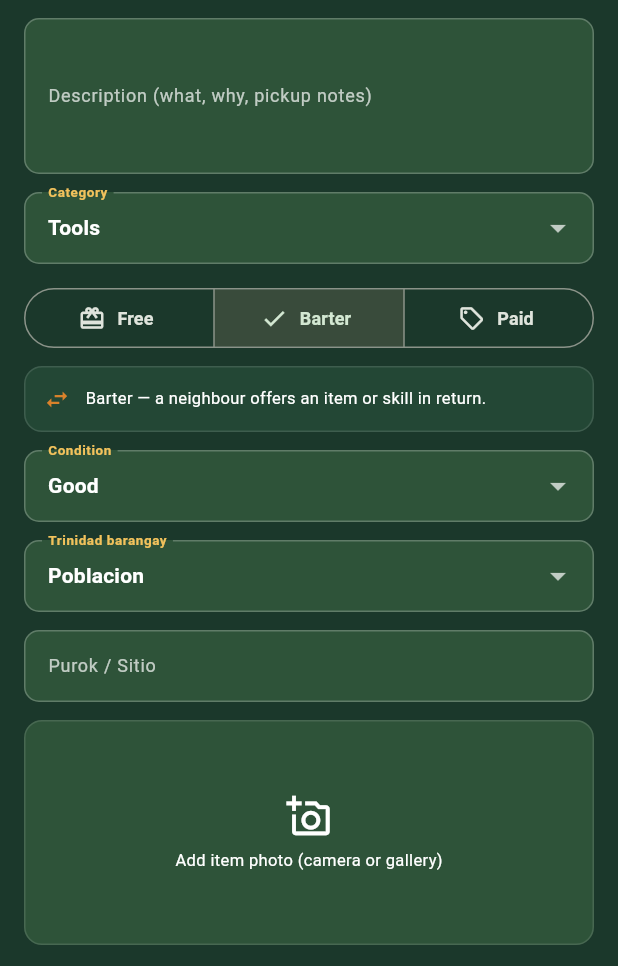
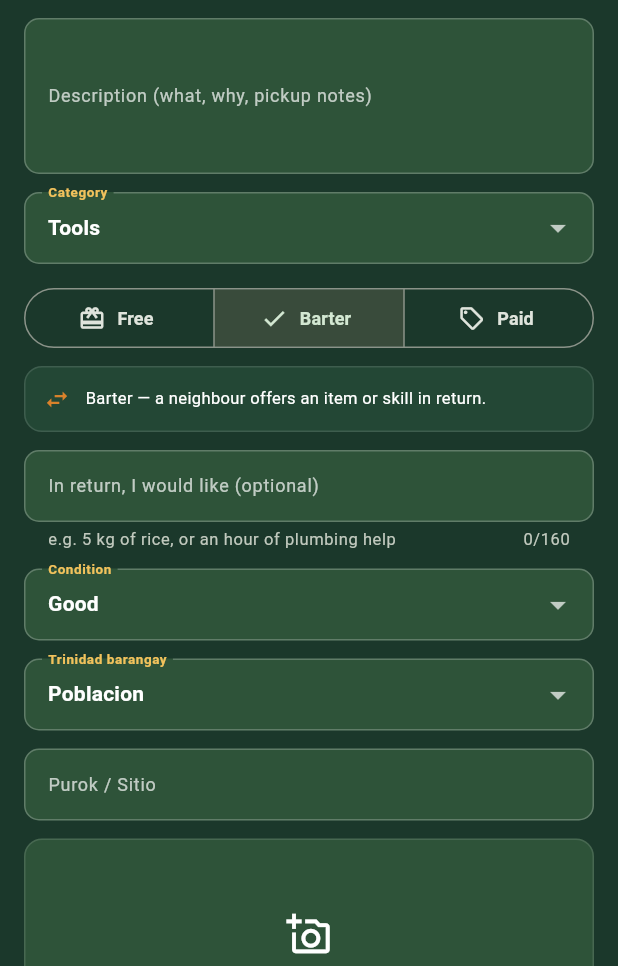
Before and after one commit to apexpredator20050904/CBLREP, a Flutter app: the CreateListingScreen screen opened directly, on a phone screen of 412 x 824 dp, the part 270-1236 px from its top. Run offline on Flutter 3.47's test engine with Material 3 defaults, Android fonts, the phone set to English and light mode, and no system bars; our stand-ins replace dio, file_picker, flutter_map, flutter_secure_storage, geolocator, image_picker and 2 more; accounts and stored records are empty.

Commit message:
feat(listings): let a barter poster state what they want in return
The "Wants in return" row and the offer sheet's "Owner wants:" hint read a
return wish the API could already carry (wanted_item, barter-only), but no
client ever set it — so on a mobile-created listing the new surfaces were
always empty and the trade offer had no shared reference point.

Add an optional "In return, I would like" field to the post form, shown only
for barter. It flows through ListingsProvider.create and
ApiService.createListing (barter only, max 160) to POST /api/listings, which
already scopes wanted_item to barters.

ListingModel.hasWantedItem now also requires isBarter, so a stale payload
cannot surface a return side on a free/paid listing.

Cover both edges in barter_wanted_item_test: model parsing (trim/absent/
non-barter) and the form's barter-only field.

```diff
--- a/lib/core/api_service.dart
+++ b/lib/core/api_service.dart
@@ -586,6 +586,7 @@ class ApiService {
     required String purokSitio,
     String compensationType = 'barter',
     double? price,
+    String? wantedItem,
     File? image,
   }) async {
     final payload = <String, dynamic>{
@@ -602,6 +603,9 @@ class ApiService {
       'compensation_type': compensationType,
       // Only sent for a priced sale; free/barter never carry a figure.
       if (compensationType == 'paid' && price != null) 'price': price,
+      // Barter-only return side ("what I want in return").
+      if (compensationType == 'barter' && wantedItem != null && wantedItem.trim().isNotEmpty)
+        'wanted_item': wantedItem.trim(),
     };
     if (image != null) {
       payload['image'] = await MultipartFile.fromFile(
--- a/lib/models/models.dart
+++ b/lib/models/models.dart
@@ -144,8 +144,9 @@ class ListingModel {
   bool get isPaid => compensationType == 'paid';
   bool get isBarter => !isFree && !isPaid;
 
-  /// True when the owner named what they want back (barter only).
-  bool get hasWantedItem => (wantedItem?.isNotEmpty ?? false);
+  /// True when the owner named what they want back. Barter-only: free and paid
+  /// listings have no return side, so a stale payload cannot surface one.
+  bool get hasWantedItem => isBarter && (wantedItem?.isNotEmpty ?? false);
 
   factory ListingModel.fromJson(Map<String, dynamic> json) {
     final owner = json['owner'];
--- a/lib/providers/listings_provider.dart
+++ b/lib/providers/listings_provider.dart
@@ -109,6 +109,7 @@ class ListingsProvider extends ChangeNotifier {
     required String purokSitio,
     String compensationType = 'barter',
     double? price,
+    String? wantedItem,
     File? image,
   }) async {
     final created = await api.createListing(
@@ -123,6 +124,11 @@ class ListingsProvider extends ChangeNotifier {
       purokSitio: InputSanitizer.name(purokSitio),
       compensationType: compensationType,
       price: price,
+      // Barter-only: the return side. Free/paid listings have none, and the
+      // backend nulls it for them regardless.
+      wantedItem: compensationType == 'barter' && (wantedItem?.isNotEmpty ?? false)
+          ? InputSanitizer.text(wantedItem!, max: 160)
+          : null,
       image: image,
     );
     await load();
--- a/lib/screens/create_listing_screen.dart
+++ b/lib/screens/create_listing_screen.dart
@@ -21,6 +21,9 @@ class _CreateListingScreenState extends State<CreateListingScreen> {
   final formKey = GlobalKey<FormState>();
   final title = TextEditingController(), description = TextEditingController(), purok = TextEditingController();
   final price = TextEditingController();
+  // The return side of a barter — what the member hopes to receive. Ignored
+  // for free/paid listings, which have no return side.
+  final wanted = TextEditingController();
   String category = 'Tools';
   String type = 'offer', condition = 'Good', barangay = trinidadBarangays.first;
   // Flexible compensation: free | barter | paid.
@@ -37,7 +40,7 @@ class _CreateListingScreenState extends State<CreateListingScreen> {
   };
 
   @override
-  void dispose() { title.dispose(); description.dispose(); purok.dispose(); price.dispose(); super.dispose(); }
+  void dispose() { title.dispose(); description.dispose(); purok.dispose(); price.dispose(); wanted.dispose(); super.dispose(); }
 
   Future<void> pickImage(ImageSource source) async {
     final picked = await ImagePicker().pickImage(source: source, imageQuality: 80, maxWidth: 1600);
@@ -74,6 +77,7 @@ class _CreateListingScreenState extends State<CreateListingScreen> {
             // Only a paid listing carries a price; free/barter send none.
             compensationType: compensation,
             price: compensation == 'paid' ? double.tryParse(price.text.trim()) : null,
+            wantedItem: compensation == 'barter' ? wanted.text.trim() : null,
             image: image,
           );
       if (!mounted) return;
@@ -133,6 +137,20 @@ class _CreateListingScreenState extends State<CreateListingScreen> {
           ),
           const SizedBox(height: 8),
           _CompensationNotice(type: compensation, copy: _compensationCopy[compensation]!),
+          // Barter only: the poster's own return wish. Naming it up front is
+          // what lets a neighbour offer the right thing instead of guessing —
+          // the mirror of the "Make a trade offer" sheet on the other side.
+          if (compensation == 'barter') ...[
+            const SizedBox(height: 12),
+            TextFormField(
+              controller: wanted,
+              maxLength: 160,
+              decoration: const InputDecoration(
+                labelText: 'In return, I would like (optional)',
+                helperText: 'e.g. 5 kg of rice, or an hour of plumbing help',
+              ),
+            ),
+          ],
           if (compensation == 'paid') ...[
             const SizedBox(height: 12),
             TextFormField(
```
Also changed, not shown: 1 other file.
